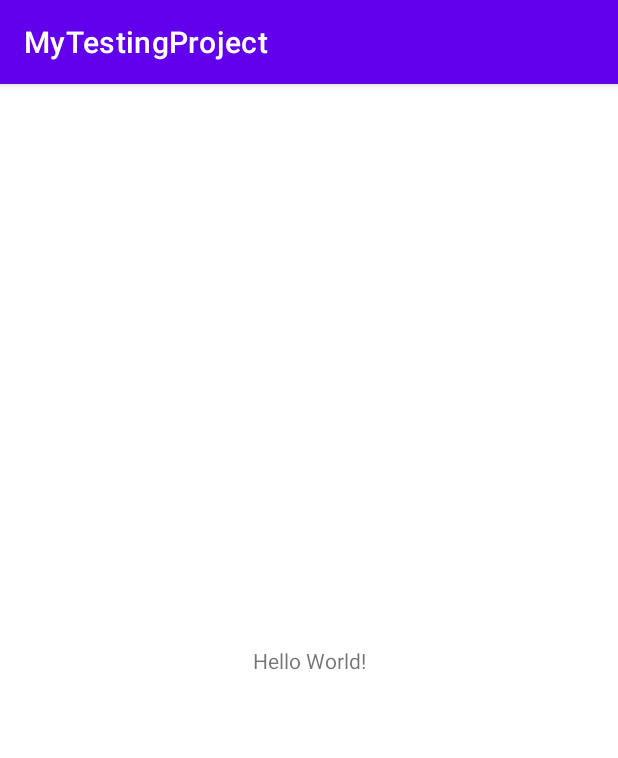
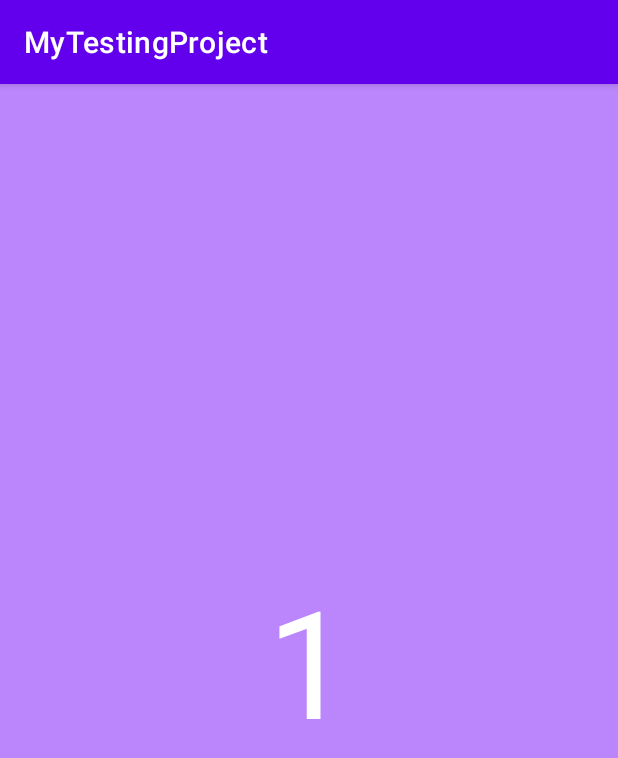
Before and after one commit to Anuj-Rai12/assigment_project, an Android app: the screen it shows after launch (MainActivity), on a phone screen of 412 x 824 dp. Shown: the top 758 px of the screen. Run offline under Robolectric (Android 15) with nearby library versions, the phone set to English and light mode, and no system bars.

Commit message:
Added the One Fragment and view Pager status:Success

```diff
--- a/app/build.gradle
+++ b/app/build.gradle
@@ -23,6 +23,10 @@ android {
             proguardFiles getDefaultProguardFile('proguard-android-optimize.txt'), 'proguard-rules.pro'
         }
     }
+
+    buildFeatures{
+        viewBinding true
+    }
     compileOptions {
         sourceCompatibility JavaVersion.VERSION_1_8
         targetCompatibility JavaVersion.VERSION_1_8
--- /dev/null
+++ b/app/src/main/java/com/example/mytestingproject/HingeAnimation.java
@@ -0,0 +1,57 @@
+package com.example.mytestingproject;
+
+import android.view.View;
+import androidx.viewpager.widget.ViewPager;
+
+/*
+public class ViewPagerAnim implements ViewPager2.PageTransformer {
+
+    @Override
+    public void transformPage(@NonNull View page, float position) {
+
+        page.setTranslationX(-position * page.getWidth());
+        page.setPivotX(0);
+        page.setPivotY(0);
+
+        if (position < -1) {
+            page.setAlpha(0);
+
+        } else if (position <= 0) {
+            page.setRotation(90 * Math.abs(position));
+            page.setAlpha(1 - Math.abs(position));
+
+        } else if (position <= 1) {
+            page.setRotation(0);
+            page.setAlpha(1);
+
+        } else {
+            page.setAlpha(0);
+        }
+
+    }
+}
+*/
+
+
+public class HingeAnimation implements ViewPager.PageTransformer {
+    @Override
+    public void transformPage(View page, float position) {
+        page.setTranslationX(-position * page.getWidth());
+        page.setPivotX(0);
+        page.setPivotY(0);
+        if (position < -1) { //[-Infinity, -1)
+            //W This page offset to left
+            page.setAlpha(0);
+        } else if (position <= 0) { //-1,01
+            page.setRotation(90 * Math.abs(position));
+            page.setAlpha(1 - Math.abs(position));
+            //   0.11
+        } else if (position <= 1) {
+            page.setRotation(0);
+            page.setAlpha(1);
+        } else { // (1.+Infinity
+            //W This page offset to right.
+            page.setAlpha(0);
+        }
+    }
+}
--- a/app/src/main/java/com/example/mytestingproject/MainActivity.kt
+++ b/app/src/main/java/com/example/mytestingproject/MainActivity.kt
@@ -2,10 +2,24 @@ package com.example.mytestingproject
 
 import androidx.appcompat.app.AppCompatActivity
 import android.os.Bundle
+import com.example.mytestingproject.databinding.ActivityMainBinding
+import com.example.mytestingproject.tabs.OneFragment
 
 class MainActivity : AppCompatActivity() {
+    private lateinit var binding: ActivityMainBinding
+    private lateinit var adaptor: ViewPagerStateAdaptor
+
     override fun onCreate(savedInstanceState: Bundle?) {
         super.onCreate(savedInstanceState)
-        setContentView(R.layout.activity_main)
+        binding = ActivityMainBinding.inflate(layoutInflater)
+        setContentView(binding.root)
+        adaptor = ViewPagerStateAdaptor(supportFragmentManager)
+        adaptor.addFragment(OneFragment(1, R.color.purple_200))
+        adaptor.addFragment(OneFragment(2, R.color.teal_700))
+        adaptor.addFragment(OneFragment(3, R.color.teal_200))
+        adaptor.addFragment(OneFragment(4, R.color.purple_700))
+        binding.pager.adapter = adaptor
+        binding.pager.setPageTransformer(true,HingeAnimation())
+
     }
 }
--- /dev/null
+++ b/app/src/main/java/com/example/mytestingproject/ViewPagerState.kt
@@ -0,0 +1,23 @@
+package com.example.mytestingproject
+
+import androidx.fragment.app.Fragment
+import androidx.fragment.app.FragmentManager
+import androidx.fragment.app.FragmentPagerAdapter
+
+
+class ViewPagerStateAdaptor(fragment: FragmentManager) : FragmentPagerAdapter(fragment) {
+
+    private val arrayList= mutableListOf<Fragment>()
+
+    override fun getCount(): Int {
+        return arrayList.size
+    }
+
+    override fun getItem(position: Int): Fragment {
+        return arrayList[position]
+    }
+
+    fun addFragment(fragment: Fragment){
+        arrayList.add(fragment)
+    }
+}
--- /dev/null
+++ b/app/src/main/java/com/example/mytestingproject/tabs/OneFragment.kt
@@ -0,0 +1,24 @@
+package com.example.mytestingproject.tabs
+
+import android.os.Build
+import android.os.Bundle
+import android.view.View
+import androidx.annotation.RequiresApi
+import androidx.fragment.app.Fragment
+import com.example.mytestingproject.R
+import com.example.mytestingproject.databinding.OneFragmentLayoutBinding
+
+
+class OneFragment(private val txt: Int, private val color: Int) :
+    Fragment(R.layout.one_fragment_layout) {
+    private lateinit var binding: OneFragmentLayoutBinding
+
+    @RequiresApi(Build.VERSION_CODES.M)
+    override fun onViewCreated(view: View, savedInstanceState: Bundle?) {
+        super.onViewCreated(view, savedInstanceState)
+        binding = OneFragmentLayoutBinding.bind(view)
+        binding.txtLayout.text = txt.toString()
+        binding.txtLayout.setBackgroundColor(resources.getColor(color, null))
+    }
+
+}
--- a/app/src/main/res/layout/activity_main.xml
+++ b/app/src/main/res/layout/activity_main.xml
@@ -6,13 +6,9 @@
     android:layout_height="match_parent"
     tools:context=".MainActivity">
 
-    <TextView
-        android:layout_width="wrap_content"
-        android:layout_height="wrap_content"
-        android:text="Hello World!"
-        app:layout_constraintBottom_toBottomOf="parent"
-        app:layout_constraintEnd_toEndOf="parent"
-        app:layout_constraintStart_toStartOf="parent"
-        app:layout_constraintTop_toTopOf="parent" />
+    <androidx.viewpager.widget.ViewPager
+        android:id="@+id/pager"
+        android:layout_width="match_parent"
+        android:layout_height="match_parent" />
 
 </androidx.constraintlayout.widget.ConstraintLayout>
--- /dev/null
+++ b/app/src/main/res/layout/one_fragment_layout.xml
@@ -0,0 +1,16 @@
+<?xml version="1.0" encoding="utf-8"?>
+<androidx.constraintlayout.widget.ConstraintLayout xmlns:android="http://schemas.android.com/apk/res/android"
+    android:layout_width="match_parent"
+    android:layout_height="match_parent">
+
+    <TextView
+        android:id="@+id/txt_layout"
+        android:layout_width="match_parent"
+        android:layout_height="match_parent"
+        android:background="#D50000"
+        android:gravity="center"
+        android:text="1"
+        android:textColor="@color/white"
+        android:textSize="100dp" />
+
+</androidx.constraintlayout.widget.ConstraintLayout>
```
